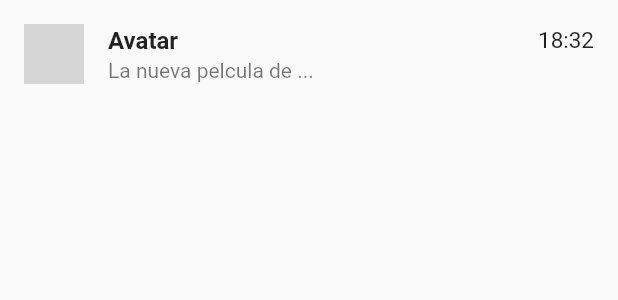
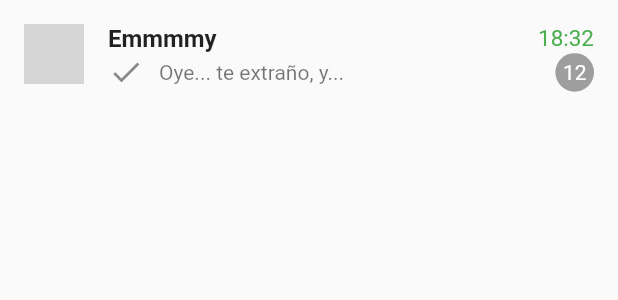
Before and after one commit to PACOdergod/whats_app_clone, a Flutter app: the ChatItemWidget widget shown alone on an empty page, opened directly with sample values from the repository, on a phone screen of 412 x 824 dp. Shown: the top 300 px of the screen. Run offline on Flutter 3.47's test engine with Material 2 defaults, Android fonts, the phone set to English and light mode, and no system bars; network calls fail; grey boxes are pictures that could not be loaded.

Commit message:
El diseño de los mensajes de contactos ya esta terminado, tienesi el mensaje fue leido, la cantidad de mensajes

```diff
--- a/lib/models/chat_item.dart
+++ b/lib/models/chat_item.dart
@@ -3,9 +3,26 @@ class ChatItem {
   final String name;
   final String message;
   final DateTime date;
+  final int unreadMessage;
+  final ChatStatus checked;
 
-  ChatItem({this.avatarUrl, this.date, this.message, this.name});
+  ChatItem(
+      {this.avatarUrl,
+      this.date,
+      this.message,
+      this.name,
+      this.unreadMessage = 0,
+      this.checked = ChatStatus.uncheck});
 
   String get lastMessagetime => '${date.hour}:${date.minute}';
   String get shortMessage => '${message.substring(0, 20)}...';
+  int get unreadMessageCount => unreadMessage > 99 ? 99 : unreadMessage;
+  bool get haveUnreadMessage => unreadMessage != 0;
 }
+
+enum ChatStatus {
+  uncheck,
+  check,
+  doublecheck,
+  doublegreencheck,
+}
--- a/lib/screens/chat_item_widget.dart
+++ b/lib/screens/chat_item_widget.dart
@@ -1,5 +1,6 @@
 import 'package:flutter/material.dart';
 import 'package:whats_app_clone/models/chat_item.dart';
+import 'package:whats_app_clone/screens/widgets/check_widgets.dart';
 
 class ChatItemWidget extends StatelessWidget {
   final ChatItem chatItem;
@@ -19,11 +20,37 @@ class ChatItemWidget extends StatelessWidget {
           ),
           Text(
             chatItem.lastMessagetime,
-            style: TextStyle(fontSize: 15),
+            style: TextStyle(
+                fontSize: 15,
+                color: chatItem.haveUnreadMessage ? Colors.green : Colors.grey),
           )
         ],
       ),
-      subtitle: Text(chatItem.shortMessage),
+      subtitle: Row(
+        mainAxisAlignment: MainAxisAlignment.spaceBetween,
+        children: [
+          Row(
+            children: [
+              CheckWidget(chatStatus: chatItem.checked),
+              SizedBox(
+                width: 10,
+              ),
+              Text(chatItem.shortMessage),
+            ],
+          ),
+          chatItem.haveUnreadMessage
+              ? Container(
+                  padding: EdgeInsets.all(5.0),
+                  decoration:
+                      BoxDecoration(shape: BoxShape.circle, color: Colors.grey),
+                  child: Text(
+                    '${chatItem.unreadMessageCount}',
+                    style: TextStyle(color: Colors.white),
+                  ),
+                )
+              : Container(),
+        ],
+      ),
     );
   }
 }
--- a/lib/screens/chat_list_widget.dart
+++ b/lib/screens/chat_list_widget.dart
@@ -25,9 +25,12 @@ class ChatListWidget extends StatelessWidget {
 
 List<ChatItem> data = [
   ChatItem(
-      avatarUrl:
-          'https://es.web.img2.acsta.net/newsv7/19/10/03/16/22/4411665.jpg',
-      name: 'Avatar',
-      message: 'La nueva pelcula de avatar saldra el proximo año',
-      date: DateTime.parse('2020-13-02 18:32'))
+    avatarUrl:
+        'https://aws.revistavanityfair.es/prod/designs/v1/assets/785x589/188829.jpg',
+    name: 'Emmmmy',
+    message: 'Oye... te extraño, ya contestame',
+    date: DateTime.parse('2020-13-02 18:32'),
+    unreadMessage: 12,
+    checked: ChatStatus.check,
+  ),
 ];
--- /dev/null
+++ b/lib/screens/widgets/check_widgets.dart
@@ -0,0 +1,27 @@
+import 'package:flutter/material.dart';
+import 'package:whats_app_clone/models/chat_item.dart';
+
+class CheckWidget extends StatelessWidget {
+  final ChatStatus chatStatus;
+  CheckWidget({@required this.chatStatus});
+  @override
+  Widget build(BuildContext context) {
+    switch (chatStatus) {
+      case ChatStatus.uncheck:
+        return Container();
+        break;
+      case ChatStatus.check:
+        return Icon(Icons.check);
+        break;
+      case ChatStatus.doublecheck:
+        return Icon(Icons.done_all);
+        break;
+      case ChatStatus.doublegreencheck:
+        return Icon(
+          Icons.done_all,
+          color: Colors.blue,
+        );
+        break;
+    }
+  }
+}
```
